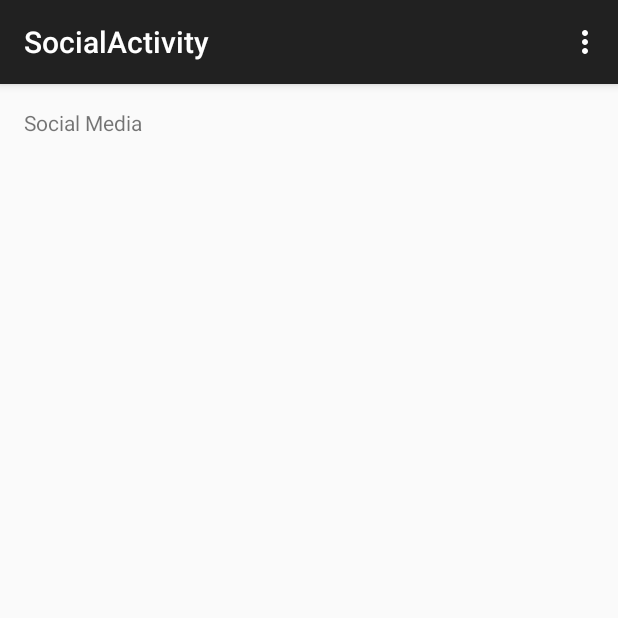
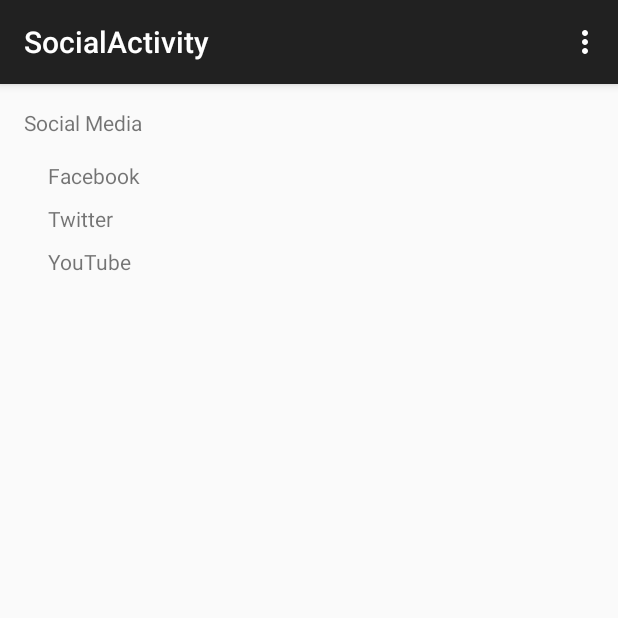
Before and after one commit to haydenjones/p1app_icecream, an Android app: the SocialActivity screen opened directly, with no data from a screen before it, on a phone screen of 412 x 824 dp, the top half of it. Run offline under Robolectric (Android 15) with nearby library versions, the phone set to English and light mode, and no system bars.

Commit message:
Prototype Menu

```diff
--- a/app/src/main/res/layout/activity_social.xml
+++ b/app/src/main/res/layout/activity_social.xml
@@ -6,7 +6,17 @@
     android:paddingBottom="@dimen/activity_vertical_margin"
     tools:context="com.priorityonepodcast.p1app.SocialActivity">
 
-    <TextView android:text="@string/action_social" android:layout_width="wrap_content"
+    <TextView android:id="@+id/banner_social" android:text="Social Media" android:layout_width="wrap_content"
         android:layout_height="wrap_content" />
 
+    <RelativeLayout
+        android:layout_below="@+id/banner_social"
+        android:paddingLeft="16dp"
+        android:paddingTop="16dp"
+        android:layout_width="match_parent"
+        android:layout_height="match_parent">
+        <TextView android:id="@+id/link_facebook" android:onClick="onClick" android:clickable="true" android:paddingBottom="9dp" android:text="Facebook" android:layout_width="match_parent" android:layout_height="wrap_content" />
+        <TextView android:id="@+id/link_twitter" android:onClick="onClick" android:clickable="true" android:paddingBottom="9dp" android:text="Twitter" android:layout_width="match_parent" android:layout_height="wrap_content" android:layout_below="@+id/link_facebook" />
+        <TextView android:id="@+id/link_youtube" android:onClick="onClick" android:clickable="true" android:paddingBottom="9dp" android:text="YouTube" android:layout_width="match_parent" android:layout_height="wrap_content" android:layout_below="@+id/link_twitter" />
+    </RelativeLayout>
 </RelativeLayout>
--- a/app/src/main/res/menu/menu_p1_main.xml
+++ b/app/src/main/res/menu/menu_p1_main.xml
@@ -2,6 +2,11 @@
     xmlns:app="http://schemas.android.com/apk/res-auto"
     xmlns:tools="http://schemas.android.com/tools" tools:context=".P1MainActivity">
     <!-- Search, should appear as action button -->
+    <item android:id="@+id/action_podcast"
+        android:title="@string/action_podcast" />
+    <item android:id="@+id/action_events" android:title="@string/action_events" />
+    <item android:id="@+id/action_news" android:title="@string/action_news" />
+    <item android:id="@+id/action_push" android:title="@string/action_push" />
     <item android:id="@+id/action_social"
         android:title="@string/action_social" />
     <item android:id="@+id/action_settings" android:title="@string/action_settings"
--- a/app/src/main/res/values/strings.xml
+++ b/app/src/main/res/values/strings.xml
@@ -15,6 +15,10 @@
     <string name="title_activity_notifications">NotificationsActivity</string>
     <string name="title_activity_social">SocialActivity</string>
 
+    <string name="action_podcast">Podcasts</string>
+    <string name="action_events">Calendar</string>
+    <string name="action_news">News</string>
+    <string name="action_push">Notifications</string>
     <string name="action_social">Social Media</string>
 
 </resources>
```
Also changed, not shown: app/src/main/java/com/priorityonepodcast/p1app/P1MainActivity.java (+25 -0 lines), app/src/main/java/com/priorityonepodcast/p1app/SocialActivity.java (+36 -1 lines).
